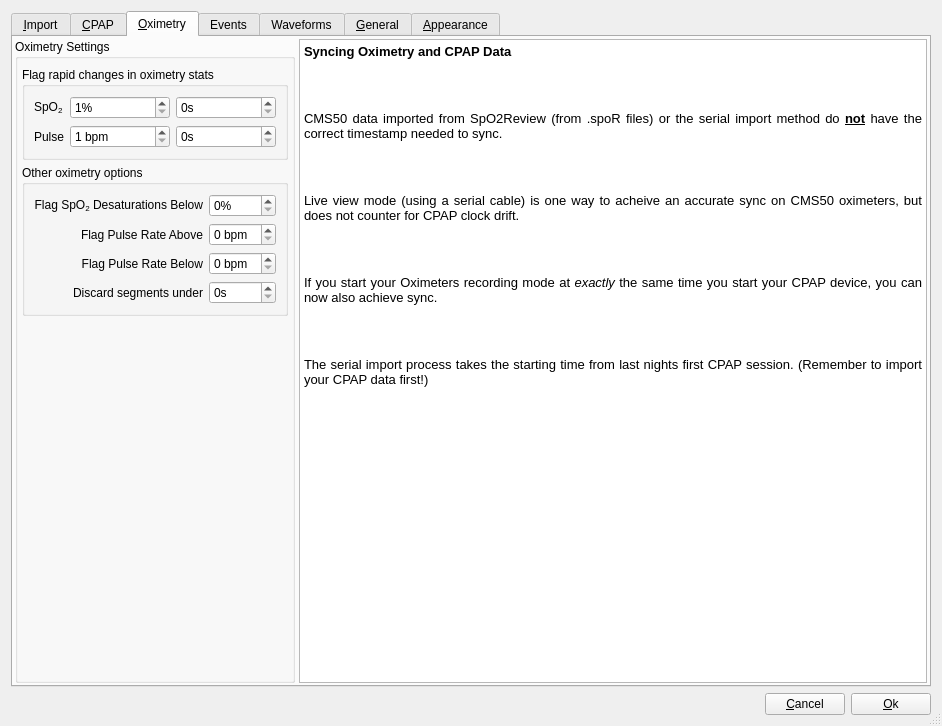
First picture: the form in oscar/preferencesdialog.ui, repository littleyoda/oscar, before the edit.
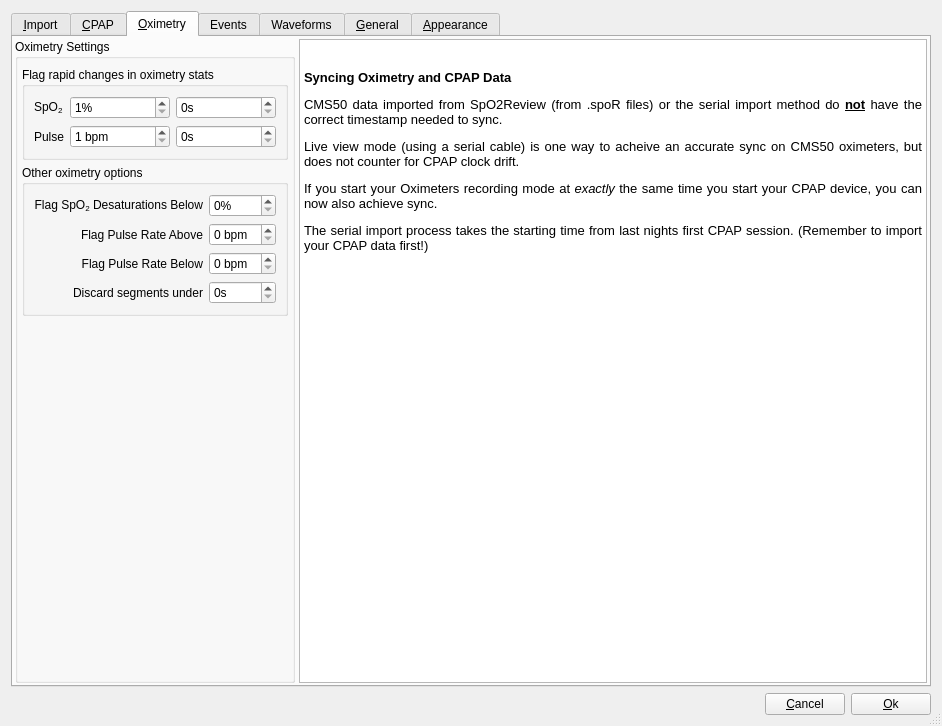
Second picture: the form after the edit. The open tabs and pages were chosen to show the change. Icons and pictures are not drawn.

```diff
--- a/oscar/preferencesdialog.ui
+++ b/oscar/preferencesdialog.ui
@@ -1776,18 +1776,12 @@
              </size>
             </property>
             <property name="html">
-             <string>&lt;!DOCTYPE HTML PUBLIC &quot;-//W3C//DTD HTML 4.0//EN&quot; &quot;http://www.w3.org/TR/REC-html40/strict.dtd&quot;&gt;
-&lt;html&gt;&lt;head&gt;&lt;meta name=&quot;qrichtext&quot; content=&quot;1&quot; /&gt;&lt;meta charset=&quot;utf-8&quot; /&gt;&lt;style type=&quot;text/css&quot;&gt;
-p, li { white-space: pre-wrap; }
+             <string> &lt;html&gt;&lt;head&gt;&lt;meta name=&quot;qrichtext&quot; content=&quot;1&quot; /&gt;&lt;meta charset=&quot;utf-8&quot; /&gt;&lt;style type=&quot;text/css&quot;&gt; p, li { white-space: pre-wrap; }
 &lt;/style&gt;&lt;/head&gt;&lt;body style=&quot; font-family:'Segoe UI'; font-size:9pt; font-weight:400; font-style:normal;&quot;&gt;
 &lt;p style=&quot; margin-top:12px; margin-bottom:12px; margin-left:0px; margin-right:0px; -qt-block-indent:0; text-indent:0px;&quot;&gt;&lt;span style=&quot; font-family:'Sans'; font-size:10pt; font-weight:600;&quot;&gt;Syncing Oximetry and CPAP Data&lt;/span&gt;&lt;/p&gt;
-&lt;p align=&quot;justify&quot; style=&quot; margin-top:12px; margin-bottom:12px; margin-left:0px; margin-right:0px; -qt-block-indent:0; text-indent:0px;&quot;&gt;&lt;br /&gt;&lt;/p&gt;
 &lt;p align=&quot;justify&quot; style=&quot; margin-top:12px; margin-bottom:12px; margin-left:0px; margin-right:0px; -qt-block-indent:0; text-indent:0px;&quot;&gt;&lt;span style=&quot; font-family:'Sans'; font-size:10pt;&quot;&gt;CMS50 data imported from SpO2Review (from .spoR files) or the serial import method do &lt;/span&gt;&lt;span style=&quot; font-family:'Sans'; font-size:10pt; font-weight:600; text-decoration: underline;&quot;&gt;not&lt;/span&gt;&lt;span style=&quot; font-family:'Sans'; font-size:10pt;&quot;&gt; have the correct timestamp needed to sync.&lt;/span&gt;&lt;/p&gt;
-&lt;p align=&quot;justify&quot; style=&quot; margin-top:12px; margin-bottom:12px; margin-left:0px; margin-right:0px; -qt-block-indent:0; text-indent:0px;&quot;&gt;&lt;br /&gt;&lt;/p&gt;
 &lt;p align=&quot;justify&quot; style=&quot; margin-top:12px; margin-bottom:12px; margin-left:0px; margin-right:0px; -qt-block-indent:0; text-indent:0px;&quot;&gt;&lt;span style=&quot; font-family:'Sans'; font-size:10pt;&quot;&gt;Live view mode (using a serial cable) is one way to acheive an accurate sync on CMS50 oximeters, but does not counter for CPAP clock drift.&lt;/span&gt;&lt;/p&gt;
-&lt;p align=&quot;justify&quot; style=&quot; margin-top:12px; margin-bottom:12px; margin-left:0px; margin-right:0px; -qt-block-indent:0; text-indent:0px;&quot;&gt;&lt;br /&gt;&lt;/p&gt;
 &lt;p align=&quot;justify&quot; style=&quot; margin-top:12px; margin-bottom:12px; margin-left:0px; margin-right:0px; -qt-block-indent:0; text-indent:0px;&quot;&gt;&lt;span style=&quot; font-family:'Sans'; font-size:10pt;&quot;&gt;If you start your Oximeters recording mode at &lt;/span&gt;&lt;span style=&quot; font-family:'Sans'; font-size:10pt; font-style:italic;&quot;&gt;exactly &lt;/span&gt;&lt;span style=&quot; font-family:'Sans'; font-size:10pt;&quot;&gt;the same time you start your CPAP device, you can now also achieve sync. &lt;/span&gt;&lt;/p&gt;
-&lt;p align=&quot;justify&quot; style=&quot; margin-top:12px; margin-bottom:12px; margin-left:0px; margin-right:0px; -qt-block-indent:0; text-indent:0px;&quot;&gt;&lt;br /&gt;&lt;/p&gt;
 &lt;p align=&quot;justify&quot; style=&quot; margin-top:12px; margin-bottom:12px; margin-left:0px; margin-right:0px; -qt-block-indent:0; text-indent:0px;&quot;&gt;&lt;span style=&quot; font-family:'Sans'; font-size:10pt;&quot;&gt;The serial import process takes the starting time from last nights first CPAP session. (Remember to import your CPAP data first!)&lt;/span&gt;&lt;/p&gt;&lt;/body&gt;&lt;/html&gt;</string>
             </property>
            </widget>
```
Left out of the diff: 4 changed lines with no effect on the pictures.
